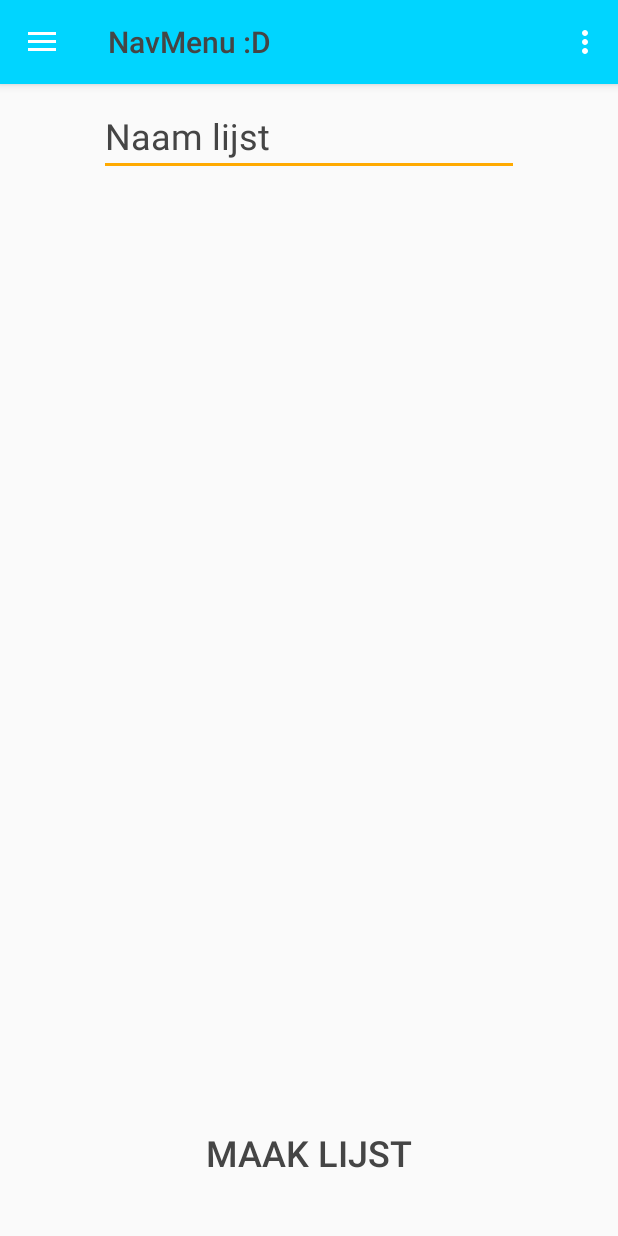
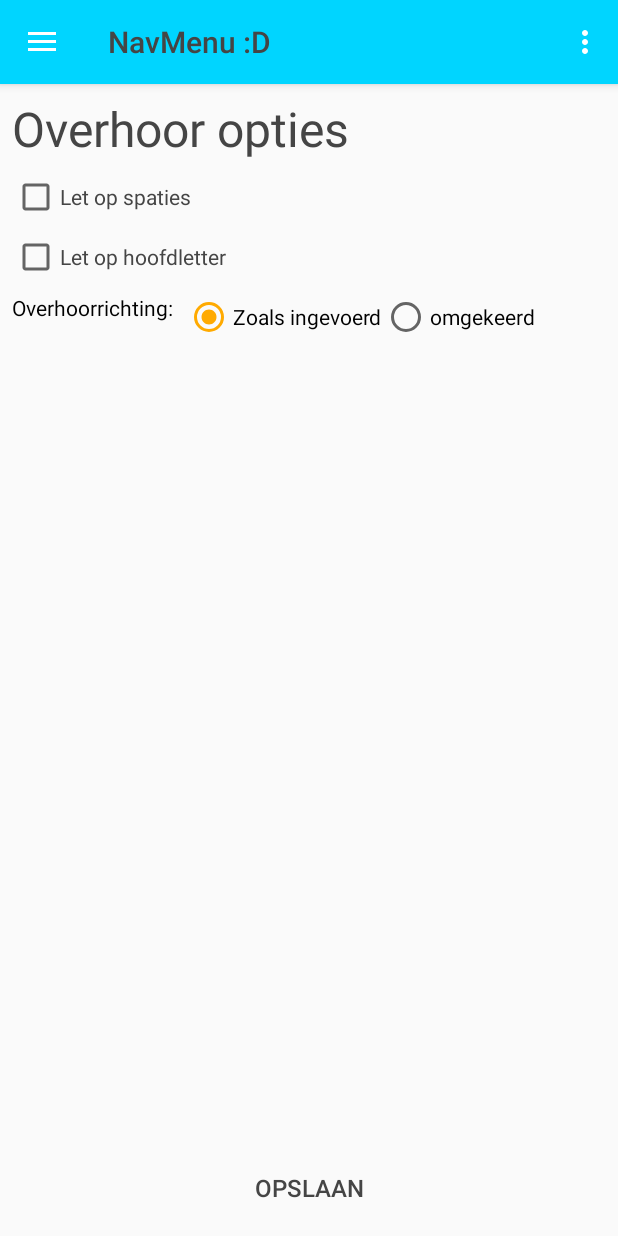
Before and after one commit to svendor/Rijtjessss, an Android app: the NavMenu screen opened directly, with no data from a screen before it, in the options menu, after a tap on "Instellingen", on a phone screen of 412 x 824 dp. Run offline under Robolectric (Android 15) with nearby library versions, the light colour scheme and no system bars.

Commit message:
Settings now set in a fragment. Settings will be saved. You won't see a settings menu before each test

```diff
--- a/app/src/main/java/com/absontwikkeling/rijtjes/NavMenu.java
+++ b/app/src/main/java/com/absontwikkeling/rijtjes/NavMenu.java
@@ -65,6 +65,9 @@ public class NavMenu extends AppCompatActivity
 
         //noinspection SimplifiableIfStatement
         if (id == R.id.action_settings) {
+            layout.settings settings = new layout.settings();
+            FragmentManager manager = getSupportFragmentManager();
+            manager.beginTransaction().replace(R.id.relativelayout_fragment, settings).commit();
             return true;
         }
 
--- a/app/src/main/java/com/absontwikkeling/rijtjes/editWordListACTIVITY.java
+++ b/app/src/main/java/com/absontwikkeling/rijtjes/editWordListACTIVITY.java
@@ -264,7 +264,7 @@ public class editWordListACTIVITY extends AppCompatActivity {
     }
 
     public void questionTheList(View v) {
-        Intent i = new Intent(this, settings.class);
+        Intent i = new Intent(this, question.class);
         i.putExtra("tableName", table_name);
         startActivity(i);
     }
--- a/app/src/main/java/com/absontwikkeling/rijtjes/question.java
+++ b/app/src/main/java/com/absontwikkeling/rijtjes/question.java
@@ -56,7 +56,21 @@ public class question extends AppCompatActivity {
         // Gets information from intent
         Intent i = getIntent();
         table_name = i.getStringExtra("tableName");
-        settings = i.getIntArrayExtra("settings");
+        // settings = i.getIntArrayExtra("settings");
+
+        Cursor cursor = dbAdapterMain.getAllRowsSettings();
+
+        if (cursor.moveToFirst()) {
+            for (int j = 0; j < settings.length; j++) {
+                settings[j] = cursor.getInt(DBAdapter.COL_SETTINGS_VALUE);
+                cursor.moveToNext();
+            }
+        } else {
+            for (int j = 0; j < settings.length; j++) {
+                settings[j] = 0;
+            }
+        }
+        cursor.close();
 
         //Translates settings from integer to relevant data-type
         capitals = settings[0] == 1;
--- a/app/src/main/java/layout/displayList.java
+++ b/app/src/main/java/layout/displayList.java
@@ -21,6 +21,7 @@ import android.widget.ScrollView;
 import com.absontwikkeling.rijtjes.DBAdapter;
 import com.absontwikkeling.rijtjes.R;
 import com.absontwikkeling.rijtjes.editWordListACTIVITY;
+import com.absontwikkeling.rijtjes.question;
 import com.absontwikkeling.rijtjes.settings;
 
 /**
@@ -152,7 +153,7 @@ public class displayList extends Fragment {
                     @Override
                     public void onClick(View v) {
                         if (radioState == 0) {
-                            Intent i = new Intent(getActivity(), settings.class);
+                            Intent i = new Intent(getActivity(), question.class);
                             i.putExtra("tableName", tableName);
                             startActivity(i);
 
--- /dev/null
+++ b/app/src/main/java/layout/settings.java
@@ -0,0 +1,167 @@
+package layout;
+
+import android.content.Context;
+import android.content.Intent;
+import android.database.Cursor;
+import android.net.Uri;
+import android.os.Bundle;
+import android.support.v4.app.Fragment;
+import android.view.LayoutInflater;
+import android.view.View;
+import android.view.ViewGroup;
+import android.widget.Button;
+import android.widget.CheckBox;
+import android.widget.RadioGroup;
+import android.widget.TextView;
+
+import com.absontwikkeling.rijtjes.DBAdapter;
+import com.absontwikkeling.rijtjes.R;
+import com.absontwikkeling.rijtjes.question;
+
+/**
+ * A simple {@link Fragment} subclass.\
+ */
+
+public class settings extends Fragment {
+
+    View rootView;
+
+    DBAdapter dbAdapter;
+    DBAdapter dbAdapterMain;
+
+    public static int [] settings = new int[3];
+    private static int radioStateSettings = 0;
+    RadioGroup radioGroupSettings;
+    CheckBox whitespace;
+    CheckBox capitals;
+
+    public settings() {
+        // Required empty public constructor
+    }
+
+    @Override
+    public View onCreateView(LayoutInflater inflater, ViewGroup container,
+                             Bundle savedInstanceState) {
+        // Inflate the layout for this fragment
+        rootView = inflater.inflate(R.layout.fragment_settings, container, false);
+
+        whitespace = (CheckBox) rootView.findViewById(R.id.whitespaceCB);
+        capitals = (CheckBox) rootView.findViewById(R.id.capitalsCB);
+
+        openDB();
+
+        dbAdapterMain.createTableSettings();
+        if (!dbAdapterMain.getAllRowsSettings().moveToFirst()) {
+            for (int i = 0; i < settings.length; i++) {
+                dbAdapterMain.insertRowSettings(0, i+1);
+            }
+        }
+        listSettings(dbAdapterMain.getAllRowsSettings());
+
+        TextView debug = (TextView) rootView.findViewById(R.id.debug);
+        debug.setText(displayQuery(dbAdapterMain.getAllRowsSettings()));
+
+        Button b = (Button) rootView.findViewById(R.id.overhoor);
+        b.setOnClickListener(new View.OnClickListener() {
+            @Override
+            public void onClick(View view) {
+                applySettings();
+            }
+        });
+
+        RadioGroup radioGroup = (RadioGroup) rootView.findViewById(R.id.radioGroup);
+        radioGroup.setOnCheckedChangeListener(new RadioGroup.OnCheckedChangeListener()
+        {
+            @Override
+            public void onCheckedChanged(RadioGroup group, int i) {
+                switch(i) {
+                    case R.id.defaultDirectionRB:
+                        radioStateSettings = 0;
+                        break;
+                    case R.id.reverseDirectionRB:
+                        radioStateSettings = 1;
+                        break;
+                }
+            }
+        });
+
+        return rootView;
+    }
+
+    public void onDestroyView() {
+        super.onDestroyView();
+        closeDB();
+    }
+
+    private void openDB() {
+        dbAdapter = new DBAdapter(getContext(), DBAdapter.DATABASE_NAME, DBAdapter.DATABASE_VERSION);
+        dbAdapter.open();
+        dbAdapterMain = new DBAdapter(getContext(), DBAdapter.DATABASE_MAIN_NAME, DBAdapter.DATABASE_MAIN_VERSION);
+        dbAdapterMain.open();
+    }
+
+    private void closeDB() {
+        dbAdapter.close();
+        dbAdapterMain.close();
+    }
+
+    public void listSettings(Cursor c) {
+        if (c.moveToFirst()) {
+            for (int i = 0; i < settings.length; i++) {
+                settings[i] = c.getInt(DBAdapter.COL_SETTINGS_VALUE);
+                c.moveToNext();
+            }
+        } else {
+            for (int i = 0; i < settings.length; i++) {
+                settings[i] = 0;
+            }
+        }
+        capitals.setChecked(settings[0] == 1);
+        whitespace.setChecked(settings[1] == 1);
+        if (settings[2] == 0) {
+            radioGroupSettings = (RadioGroup) rootView.findViewById(R.id.radioGroup);
+            radioGroupSettings.check(R.id.defaultDirectionRB);
+        } else {
+            radioGroupSettings = (RadioGroup) rootView.findViewById(R.id.radioGroup);
+            radioGroupSettings.check(R.id.reverseDirectionRB);
+        }
+    }
+
+    public void applySettings() {
+        for (int i = 0; i < settings.length; i++) {
+            settings[i] = 0;
+        }
+
+        if (capitals.isChecked()) {
+            settings[0] = 1;
+        }
+
+        if (whitespace.isChecked()) {
+            settings[1] = 1;
+        }
+
+        settings[2] = radioStateSettings;
+
+        for (int i = 0; i < settings.length; i++) {
+            dbAdapterMain.updateRowSettings(i+1, settings[i]);
+        }
+    }
+
+    private String displayQuery(Cursor cursor) {
+        String message = "";
+        if (cursor.moveToFirst()) {
+            do {
+                // Process the data:
+                int value = cursor.getInt(DBAdapter.COL_SETTINGS_VALUE);
+                int id = cursor.getInt(DBAdapter.COL_SETTINGS_ROWID);
+
+                // Append data to the message:
+                message += id +"\n" + value + "\n";
+            } while(cursor.moveToNext());
+        }
+
+        cursor.close();
+        return message;
+    }
+
+}
--- /dev/null
+++ b/app/src/main/res/layout/fragment_settings.xml
@@ -0,0 +1,118 @@
+<FrameLayout xmlns:android="http://schemas.android.com/apk/res/android"
+    xmlns:app="http://schemas.android.com/apk/res-auto"
+    xmlns:tools="http://schemas.android.com/tools"
+    android:layout_width="match_parent"
+    android:layout_height="match_parent"
+    tools:context="layout.settings">
+
+    <android.support.constraint.ConstraintLayout
+        android:layout_width="match_parent"
+        android:layout_height="match_parent"
+        tools:context="com.absontwikkeling.rijtjes.settings">
+
+        <TextView
+            android:id="@+id/Overhoor_opties"
+            android:layout_width="wrap_content"
+            android:layout_height="wrap_content"
+            android:layout_marginTop="@dimen/standard_margin"
+            android:layout_marginStart="@dimen/standard_margin"
+            android:layout_marginLeft="@dimen/standard_margin"
+            android:text="@string/Test_options"
+            android:textColor="@color/colorLightBlack"
+            android:textSize="@dimen/bigtextsize"
+            app:layout_constraintLeft_toLeftOf="parent"
+            app:layout_constraintTop_toTopOf="parent"/>
+
+        <CheckBox
+            android:id="@+id/whitespaceCB"
+            android:layout_width="wrap_content"
+            android:layout_height="wrap_content"
+            android:layout_marginTop="@dimen/standard_margin"
+            android:layout_marginStart="@dimen/standard_margin"
+            android:layout_marginLeft="@dimen/standard_margin"
+            android:checked="true"
+            android:text="@string/Pay_attention_to_whitespaces"
+            android:textColor="@color/colorLightBlack"
+            app:layout_constraintLeft_toLeftOf="parent"
+            app:layout_constraintTop_toBottomOf="@id/Overhoor_opties" />
+
+        <CheckBox
+            android:id="@+id/capitalsCB"
+            android:layout_width="wrap_content"
+            android:layout_height="wrap_content"
+            android:layout_marginTop="@dimen/standard_margin"
+            android:layout_marginStart="@dimen/standard_margin"
+            android:layout_marginLeft="@dimen/standard_margin"
+            android:checked="true"
+            android:text="@string/Pay_attention_to_capitle_letters"
+            android:textColor="@color/colorLightBlack"
+            app:layout_constraintLeft_toLeftOf="parent"
+            app:layout_constraintTop_toBottomOf="@+id/whitespaceCB" />
+
+        <RadioGroup
+            android:id="@+id/radioGroup"
+            android:layout_width="wrap_content"
+            android:layout_height="wrap_content"
+            android:layout_marginTop="@dimen/standard_margin"
+            android:layout_marginStart="@dimen/standard_margin"
+            android:layout_marginLeft="@dimen/standard_margin"
+            android:orientation="horizontal"
+            app:layout_constraintLeft_toRightOf="@+id/textView5"
+            app:layout_constraintTop_toBottomOf="@+id/capitalsCB">
+
+            <RadioButton
+                android:id="@+id/defaultDirectionRB"
+                android:layout_width="wrap_content"
+                android:layout_height="wrap_content"
+                android:layout_weight="1"
+                android:checked="true"
+                android:text="Zoals ingevoerd" />
+
+            <RadioButton
+                android:id="@+id/reverseDirectionRB"
+                android:layout_width="wrap_content"
+                android:layout_height="wrap_content"
+                android:layout_weight="1"
+                android:text="omgekeerd" />
+        </RadioGroup>
+
+        <Button
+            android:id="@+id/overhoor"
+            android:layout_width="wrap_content"
+            android:layout_height="wrap_content"
+            android:layout_marginBottom="@dimen/standard_margin"
+            android:layout_marginLeft="@dimen/standard_margin"
+            android:layout_marginRight="@dimen/standard_margin"
+            android:text="@string/Save"
+            android:textColor="@color/colorLightBlack"
+            android:textSize="@dimen/buttontextsize_big"
+            app:layout_constraintBottom_toBottomOf="parent"
+            app:layout_constraintLeft_toLeftOf="parent"
+            app:layout_constraintRight_toRightOf="parent" />
+
+        <TextView
+            android:id="@+id/textView5"
+            android:layout_width="wrap_content"
+            android:layout_height="wrap_content"
+            android:layout_marginTop="@dimen/standard_margin"
+            android:layout_marginStart="@dimen/standard_margin"
+            android:layout_marginLeft="@dimen/standard_margin"
+            android:text="Overhoorrichting:"
+            app:layout_constraintLeft_toLeftOf="parent"
+            app:layout_constraintTop_toBottomOf="@+id/capitalsCB" />
+
+        <TextView
+            android:id="@+id/debug"
+            android:layout_width="wrap_content"
+            android:layout_height="wrap_content"
+            android:layout_marginLeft="8dp"
+            android:layout_marginRight="8dp"
+            android:layout_marginTop="8dp"
+            android:text="TextView"
+            android:visibility="invisible"
+            app:layout_constraintLeft_toLeftOf="parent"
+            app:layout_constraintRight_toRightOf="parent"
+            app:layout_constraintTop_toBottomOf="@+id/radioGroup" />
+    </android.support.constraint.ConstraintLayout>
+
+</FrameLayout>
--- a/app/src/main/res/values/strings.xml
+++ b/app/src/main/res/values/strings.xml
@@ -38,7 +38,6 @@
     <string name="Was_right">Was wel goed</string>
 
 
-
     <string name="About_us_text">Wij zijn Bas Cornelissen, Arun Mulder en Sven de Ronde. Wij zijn AWESOME!</string>
 
     <!-- TODO: Remove or change this placeholder text -->
```
